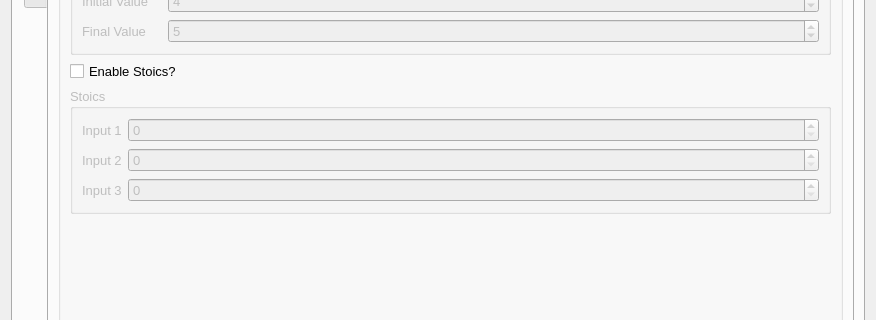
Above: UI/configuration.ui from ZENALC/algobot before the change; both pictures show x 0 to 876 and y 332 to 652 of the 876 by 776 pixel window. Below: the same form after it.
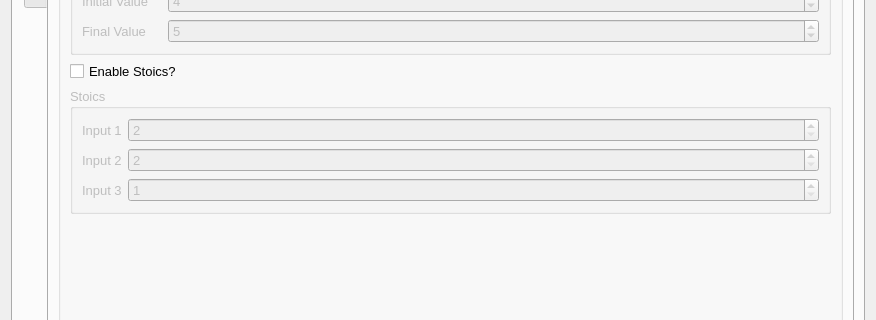
That is the form after the change. The open tabs and pages were chosen to show the change.

Commit message: fixed backtest logic and updated gui

What changed in the file:
```diff
--- a/UI/configuration.ui
+++ b/UI/configuration.ui
@@ -1598,13 +1598,25 @@
                   </widget>
                  </item>
                  <item row="0" column="1">
-                  <widget class="QSpinBox" name="backtestStoicSpinBox1"/>
+                  <widget class="QSpinBox" name="backtestStoicSpinBox1">
+                   <property name="minimum">
+                    <number>2</number>
+                   </property>
+                  </widget>
                  </item>
                  <item row="1" column="1">
-                  <widget class="QSpinBox" name="backtestStoicSpinBox2"/>
+                  <widget class="QSpinBox" name="backtestStoicSpinBox2">
+                   <property name="minimum">
+                    <number>2</number>
+                   </property>
+                  </widget>
                  </item>
                  <item row="2" column="1">
-                  <widget class="QSpinBox" name="backtestStoicSpinBox3"/>
+                  <widget class="QSpinBox" name="backtestStoicSpinBox3">
+                   <property name="minimum">
+                    <number>1</number>
+                   </property>
+                  </widget>
                  </item>
                 </layout>
                </widget>
```
Left out of the diff: 10 changed lines with no effect on the pictures. The commit also changes 4 other files.
